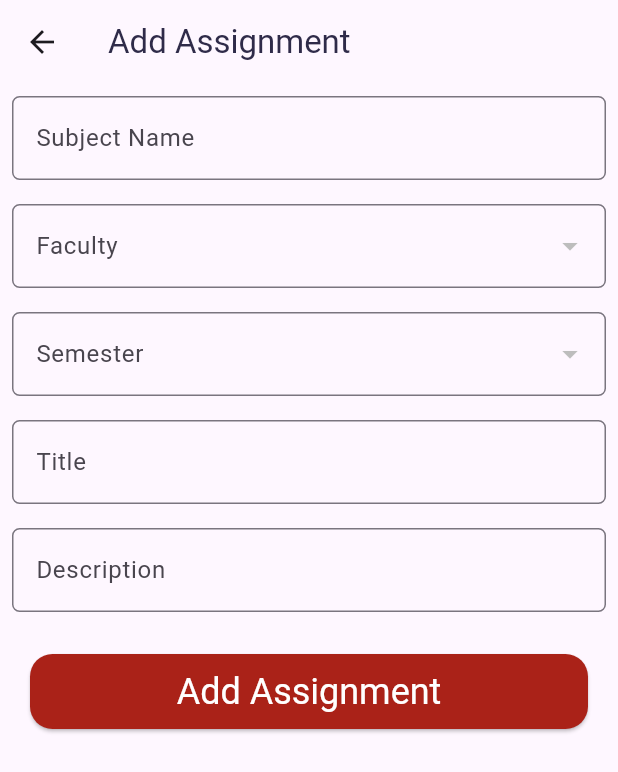
After one commit to sijalneupane/api_testing_app, a Flutter app: the AddAssignment screen opened directly, on a phone screen of 412 x 824 dp. The commit adds this screen. Shown: the top 772 px of the screen. Run offline on Flutter 3.47's test engine with Material 3 defaults, Android fonts, the phone set to English and light mode, and no system bars; our stand-ins replace dio.

Commit message:
login and add assignment form added

```diff
--- /dev/null
+++ b/lib/add_assignment.dart
@@ -0,0 +1,90 @@
+import 'package:api_testing_app/util/custom_dropdown.dart';
+import 'package:api_testing_app/util/custom_elevatedbutton.dart';
+import 'package:api_testing_app/util/custom_text.dart';
+import 'package:api_testing_app/util/custom_textformfield.dart';
+import 'package:api_testing_app/util/string_const.dart';
+import 'package:dio/dio.dart';
+import 'package:flutter/material.dart';
+
+class AddAssignment extends StatefulWidget {
+  const AddAssignment({super.key});
+
+  @override
+  State<AddAssignment> createState() => _AddAssignmentState();
+}
+
+class _AddAssignmentState extends State<AddAssignment> {
+  TextEditingController subjectController = TextEditingController();
+  TextEditingController semesterController = TextEditingController();
+  TextEditingController facultyController = TextEditingController();
+  TextEditingController titleController = TextEditingController();
+  TextEditingController descriptionController = TextEditingController();
+  List<String> facultyList = ["BCA", "BIM", "CSIT"];
+  List<String> semesterList = [
+    "First Semester",
+    "Second Semester",
+    "Third Semester",
+    "Fourth Semester",
+    "Fifth Semester",
+    "Sixth Semester",
+    "Seven Semester",
+    "Eight Semester"
+  ];
+  @override
+  Widget build(BuildContext context) {
+    final _formKey = GlobalKey<FormState>();
+    return Scaffold(
+      appBar: AppBar(
+        title: CustomText(data: addAssignmentStr),
+      ),
+      body: Form(
+        key: _formKey,
+        child: Column(
+          children: [
+            CustomTextformfield(
+              labelText: subjectNameStr,
+              controller: subjectController,
+            ),
+            CustomDropdown(
+              dropDownItemList: facultyList,
+              labelText: facultyStr,
+              controller: facultyController,
+            ),
+            CustomDropdown(
+              dropDownItemList: semesterList,
+              labelText: semesterStr,
+              controller: semesterController,
+            ),
+            CustomTextformfield(
+              labelText: titleStr,
+              controller: titleController,
+            ),
+            CustomTextformfield(
+                labelText: descriptionStr, controller: descriptionController),
+            CustomElevatedbutton(
+                child: Text(
+                  addAssignmentStr,
+                ),
+                onPressed: () async {
+                  if (_formKey.currentState!.validate()) {
+                    var addAssignmentJson={
+                      "subjectName":subjectController.text,
+                      "semester":semesterController.text,
+                      "faculty":facultyController.text,
+                      "title":titleController.text,
+                      "description":descriptionController.text
+                    };
+                    Dio dio=Dio();
+                    try {
+                      Response response=await dio.post("");
+                    } catch (e) {
+
+                    }
+                  }
+                })
+          ],
+        ),
+      ),
+    );
+  }
+}
--- a/lib/main.dart
+++ b/lib/main.dart
@@ -1,3 +1,5 @@
+import 'package:api_testing_app/add_assignment.dart';
+import 'package:api_testing_app/login1.dart';
 import 'package:api_testing_app/register1.dart';
 import 'package:flutter/material.dart';
 
@@ -18,7 +20,9 @@ class MyApp extends StatelessWidget {
         colorScheme: ColorScheme.fromSeed(seedColor: Colors.deepPurple),
         useMaterial3: true,
       ),
-      home: Register1()
+      // home: Register1()
+      // home: AddAssignment(),
+      home: Login1(),
     );
   }
 }
--- a/lib/util/custom_text.dart
+++ b/lib/util/custom_text.dart
@@ -7,6 +7,6 @@ class CustomText extends StatelessWidget {
 
   @override
   Widget build(BuildContext context) {
-    return Text(data,style: TextStyle(color: color??const Color.fromARGB(255, 18, 15, 34),));
+    return Text(data,style: TextStyle(color: color??const Color.fromARGB(255, 47, 43, 73),));
   }
 }
--- a/lib/util/string_const.dart
+++ b/lib/util/string_const.dart
@@ -10,3 +10,13 @@ String registerStr="Register";
 String loginStr="Login";
 String registerMessageStr="Account successfully created";
 String registerMessageFailedStr="Account Failed to create";
+
+String addAssignmentStr="Add Assignment";
+String subjectNameStr="Subject Name";
+String semesterStr="Semester";
+String facultyStr="Faculty";
+String titleStr="Title";
+String descriptionStr="Description";
+
+String loginMessageFailedStr="Failed to login";
+String loginMessageStr="Login Successfullyy";
```
Also changed, not shown: lib/home1.dart (added, +24 -0 lines), lib/login1.dart (+31 -7 lines).
